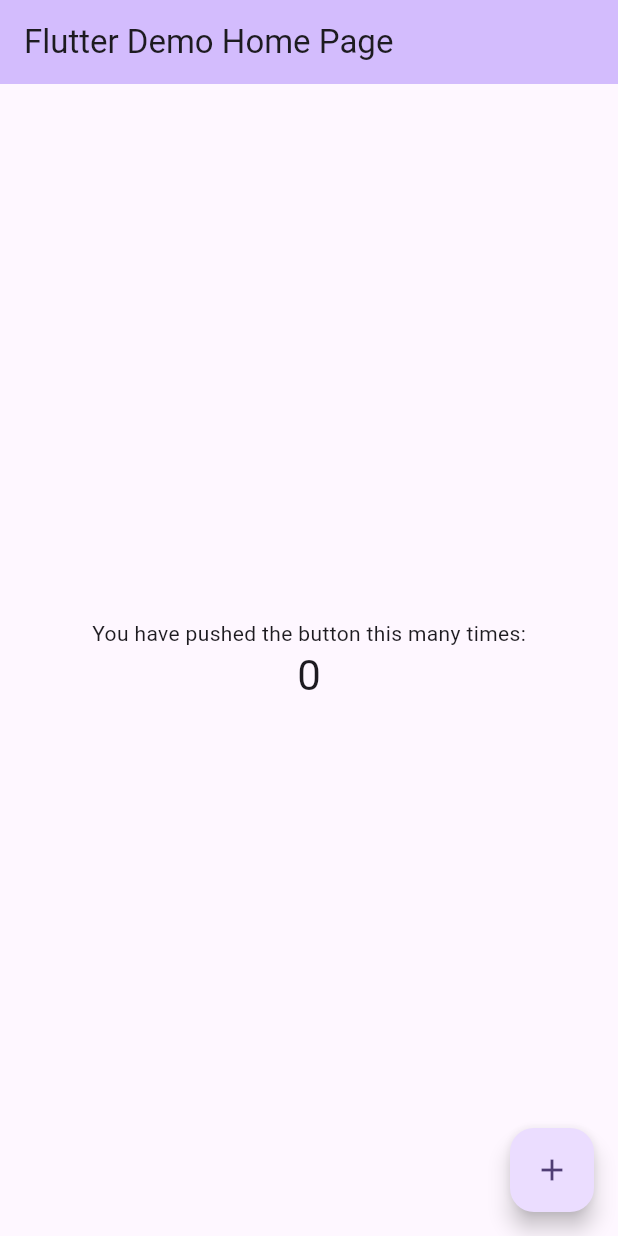
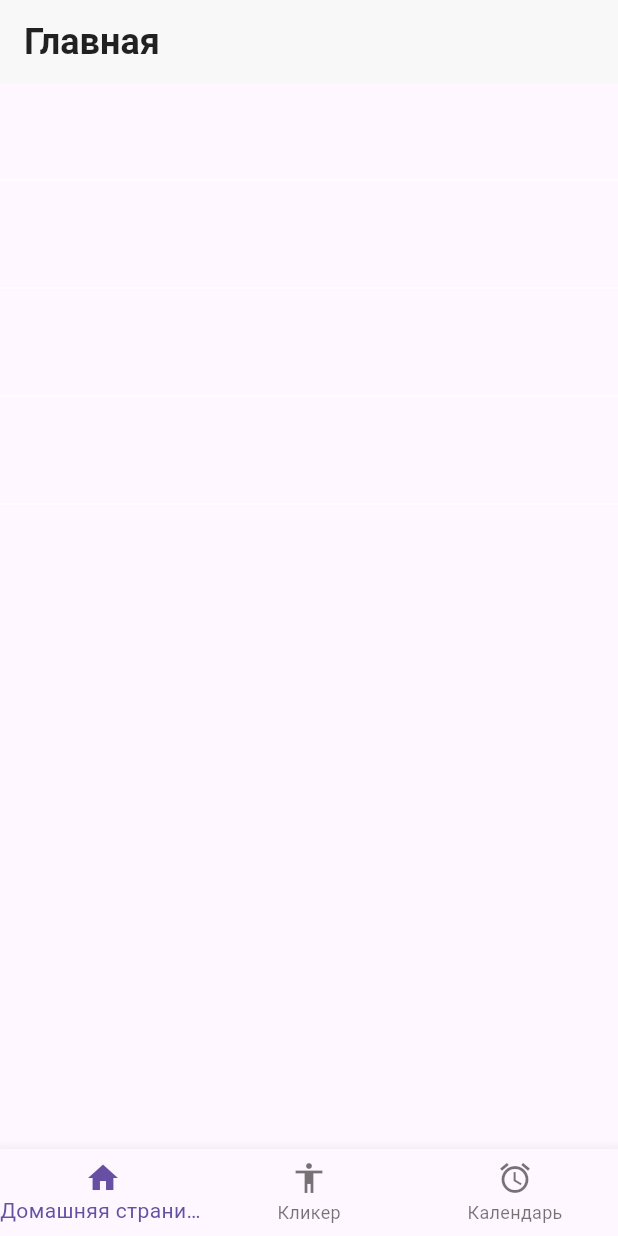
Before and after one commit to 17GoshaFoll/2KursADHD, a Flutter app: the screen it shows after launch, on a phone screen of 412 x 824 dp. Run offline on Flutter 3.47's test engine with Material 3 defaults, Android fonts, the phone set to English and light mode, and no system bars; our stand-ins replace reactive_forms, table_calendar.

```diff
--- a/lib/main.dart
+++ b/lib/main.dart
@@ -1,52 +1,39 @@
+import 'package:flutter/widgets.dart';
+import 'Task.dart';
+import 'dart:io';
 import 'package:flutter/material.dart';
+import 'package:reactive_forms/reactive_forms.dart';
+import 'package:table_calendar/table_calendar.dart';
+import 'Utils.dart';
 
-void main() {
+
+String selectedDayTime = "${DateTime.now().year}.${DateTime.now().month}.${DateTime.now().day}";
+
+void main()
+{
   runApp(const MyApp());
 }
 
-class MyApp extends StatelessWidget {
+class MyApp extends StatelessWidget
+{
   const MyApp({super.key});
 
-  // This widget is the root of your application.
   @override
-  Widget build(BuildContext context) {
-    return MaterialApp(
-      title: 'Flutter Demo',
-      theme: ThemeData(
-        // This is the theme of your application.
-        //
-        // TRY THIS: Try running your application with "flutter run". You'll see
-        // the application has a purple toolbar. Then, without quitting the app,
-        // try changing the seedColor in the colorScheme below to Colors.green
-        // and then invoke "hot reload" (save your changes or press the "hot
-        // reload" button in a Flutter-supported IDE, or press "r" if you used
-        // the command line to start the app).
-        //
-        // Notice that the counter didn't reset back to zero; the application
-        // state is not lost during the reload. To reset the state, use hot
-        // restart instead.
-        //
-        // This works for code too, not just values: Most code changes can be
-        // tested with just a hot reload.
-        colorScheme: ColorScheme.fromSeed(seedColor: Colors.deepPurple),
-        useMaterial3: true,
-      ),
-      home: const MyHomePage(title: 'Flutter Demo Home Page'),
+  Widget build(BuildContext context)
+  {
+    return const MaterialApp(
+      title: 'Fitness app',
+      home: const MyHomePage(title: 'fitness app home'),
+      debugShowMaterialGrid: false,
+      debugShowCheckedModeBanner: false,
     );
   }
 }
 
-class MyHomePage extends StatefulWidget {
+
+class MyHomePage extends StatefulWidget
+{
   const MyHomePage({super.key, required this.title});
-
-  // This widget is the home page of your application. It is stateful, meaning
-  // that it has a State object (defined below) that contains fields that affect
-  // how it looks.
-
-  // This class is the configuration for the state. It holds the values (in this
-  // case the title) provided by the parent (in this case the App widget) and
-  // used by the build method of the State. Fields in a Widget subclass are
-  // always marked "final".
 
   final String title;
 
@@ -54,72 +41,125 @@ class MyHomePage extends StatefulWidget {
   State<MyHomePage> createState() => _MyHomePageState();
 }
 
-class _MyHomePageState extends State<MyHomePage> {
-  int _counter = 0;
+int index = 0;
 
-  void _incrementCounter() {
-    setState(() {
-      // This call to setState tells the Flutter framework that something has
-      // changed in this State, which causes it to rerun the build method below
-      // so that the display can reflect the updated values. If we changed
-      // _counter without calling setState(), then the build method would not be
-      // called again, and so nothing would appear to happen.
-      _counter++;
-    });
+class _MyHomePageState extends State<MyHomePage>
+{
+
+   @override
+  void initState() {
+    super.initState();
+
+
   }
 
   @override
   Widget build(BuildContext context) {
-    // This method is rerun every time setState is called, for instance as done
-    // by the _incrementCounter method above.
-    //
-    // The Flutter framework has been optimized to make rerunning build methods
-    // fast, so that you can just rebuild anything that needs updating rather
-    // than having to individually change instances of widgets.
     return Scaffold(
       appBar: AppBar(
-        // TRY THIS: Try changing the color here to a specific color (to
-        // Colors.amber, perhaps?) and trigger a hot reload to see the AppBar
-        // change color while the other colors stay the same.
-        backgroundColor: Theme.of(context).colorScheme.inversePrimary,
-        // Here we take the value from the MyHomePage object that was created by
-        // the App.build method, and use it to set our appbar title.
-        title: Text(widget.title),
+        backgroundColor: const Color(0xFFF8F8F9),
+        title: const Text('Главная'),
+         titleTextStyle: const TextStyle(color: Colors.black87, fontWeight: FontWeight.w700, fontSize: 24)
       ),
-      body: Center(
-        // Center is a layout widget. It takes a single child and positions it
-        // in the middle of the parent.
-        child: Column(
-          // Column is also a layout widget. It takes a list of children and
-          // arranges them vertically. By default, it sizes itself to fit its
-          // children horizontally, and tries to be as tall as its parent.
-          //
-          // Column has various properties to control how it sizes itself and
-          // how it positions its children. Here we use mainAxisAlignment to
-          // center the children vertically; the main axis here is the vertical
-          // axis because Columns are vertical (the cross axis would be
-          // horizontal).
-          //
-          // TRY THIS: Invoke "debug painting" (choose the "Toggle Debug Paint"
-          // action in the IDE, or press "p" in the console), to see the
-          // wireframe for each widget.
-          mainAxisAlignment: MainAxisAlignment.center,
-          children: <Widget>[
-            const Text(
-              'You have pushed the button this many times:',
-            ),
-            Text(
-              '$_counter',
-              style: Theme.of(context).textTheme.headlineMedium,
-            ),
-          ],
+      body:
+        ListView.separated(
+        itemBuilder: (context, i)=>
+        ListTile(
+
         ),
+       separatorBuilder: (context, index) => const Divider(color: Colors.white),
+        itemCount: 5),
+
+
+        bottomNavigationBar: BottomNavigationBar(
+         onTap: (int index){Navigator.of(context).push(MaterialPageRoute(builder: (context) => TableBasicsExample (),));},
+        items: const <BottomNavigationBarItem>[
+          BottomNavigationBarItem(
+            icon: Icon(Icons.home),
+            label: 'Домашняя страница',
+            backgroundColor: Color.fromARGB(214, 204, 230, 7)
+          ),
+          BottomNavigationBarItem(
+            icon: Icon(Icons.accessibility),
+            label: 'Кликер',
+             backgroundColor: Color.fromARGB(214, 204, 230, 7)
+          ),
+          BottomNavigationBarItem(
+            icon: (Icon(Icons.access_alarm)),
+
+            label: 'Календарь',
+             backgroundColor: Color.fromARGB(214, 204, 230, 7),
+
+          ),
+        ],
+        )
+    );
+
+
+  }
+}
+
+
+
+
+class TableBasicsExample extends StatefulWidget {
+  @override
+  _TableBasicsExampleState createState() => _TableBasicsExampleState();
+}
+
+class _TableBasicsExampleState extends State<TableBasicsExample> {
+  CalendarFormat _calendarFormat = CalendarFormat.month;
+  DateTime _focusedDay = DateTime.now();
+  DateTime? _selectedDay;
+
+  @override
+  Widget build(BuildContext context) {
+    return Scaffold(
+      appBar: AppBar(
+        title: Text('Календарь'),
       ),
-      floatingActionButton: FloatingActionButton(
-        onPressed: _incrementCounter,
-        tooltip: 'Increment',
-        child: const Icon(Icons.add),
-      ), // This trailing comma makes auto-formatting nicer for build methods.
+      body: TableCalendar(
+        startingDayOfWeek: StartingDayOfWeek.monday,
+        calendarStyle: const CalendarStyle(
+          selectedDecoration: const BoxDecoration(color: Colors.grey, shape: BoxShape.circle,),
+          todayDecoration: const BoxDecoration(color: Colors.black12, shape: BoxShape.circle)
+          ),
+        firstDay: kFirstDay,
+        lastDay: kLastDay,
+        focusedDay: _focusedDay,
+        calendarFormat: _calendarFormat,
+        selectedDayPredicate: (day) {
+          // Use `selectedDayPredicate` to determine which day is currently selected.
+          // If this returns true, then `day` will be marked as selected.
+
+          // Using `isSameDay` is recommended to disregard
+          // the time-part of compared DateTime objects.
+          return isSameDay(_selectedDay, day);
+        },
+        onDaySelected: (selectedDay, focusedDay) {
+          if (!isSameDay(_selectedDay, selectedDay)) {
+            // Call `setState()` when updating the selected day
+            setState(() {
+              _selectedDay = selectedDay;
+              _focusedDay = focusedDay;
+              selectedDayTime = "${selectedDay.year}.${selectedDay.month}.${selectedDay.day}";
+              //if (!testTime.foods.containsKey(selectedDayTime)) testTime.createNewDay(selectedDayTime);
+            });
+          }
+        },
+        onFormatChanged: (format) {
+          if (_calendarFormat != format) {
+            // Call `setState()` when updating calendar format
+            setState(() {
+              _calendarFormat = format;
+            });
+          }
+        },
+        onPageChanged: (focusedDay) {
+          // No need to call `setState()` here
+          _focusedDay = focusedDay;
+        },
+      ),
     );
   }
 }
```
